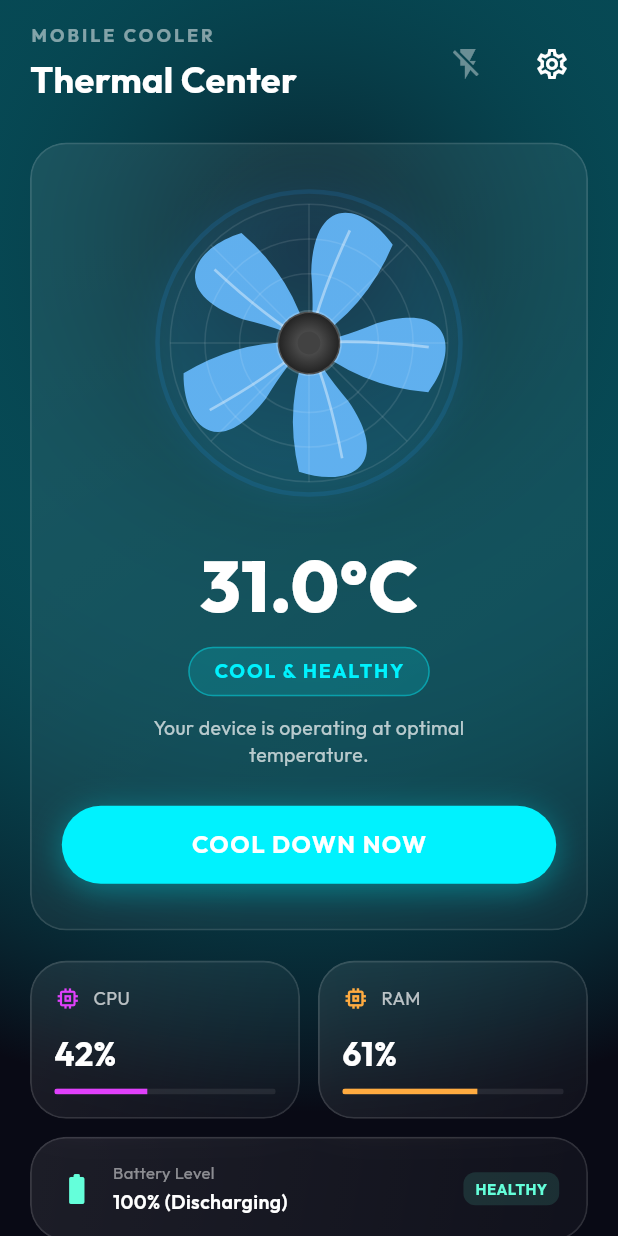
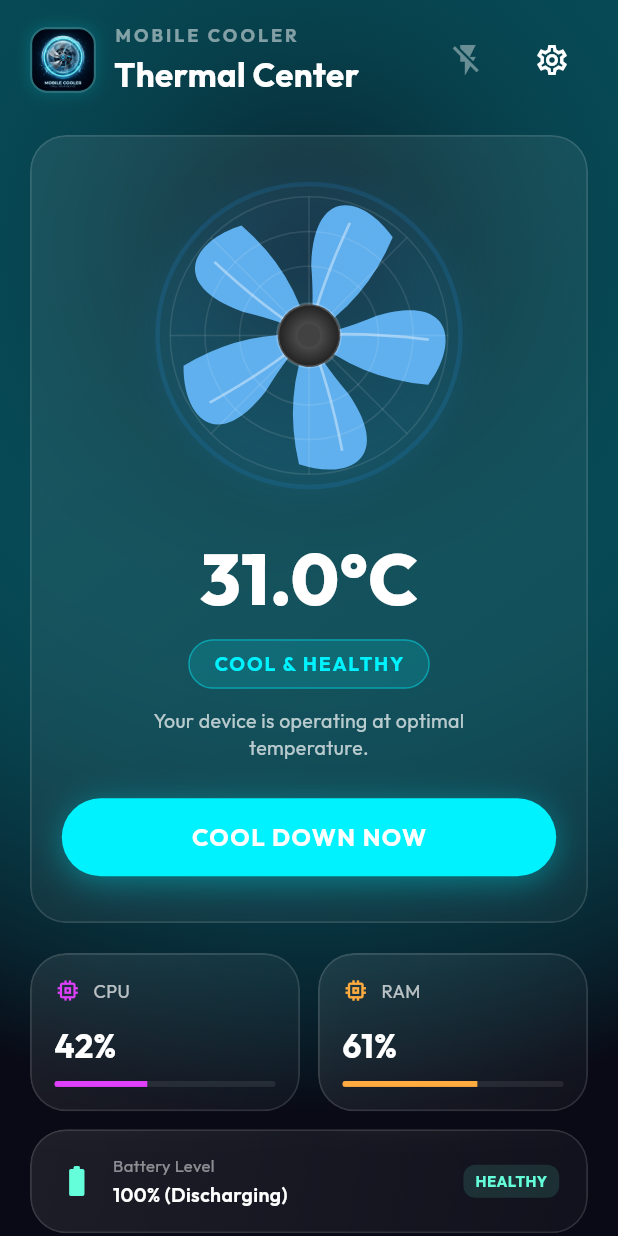
Before and after one commit to levisbarua/mobile-cooler, a Flutter app: the screen it shows after launch, on a phone screen of 412 x 824 dp. Run offline on Flutter 3.47's test engine with Material 3 defaults, Android fonts, the phone set to English and light mode, and no system bars; our stand-ins replace battery_plus, google_fonts, package_info_plus; missing offline and left inert: screen_brightness; network calls fail.

Commit message:
feat: integrate glassmorphic logo in dashboard header

```diff
--- a/lib/screens/dashboard_screen.dart
+++ b/lib/screens/dashboard_screen.dart
@@ -64,6 +64,35 @@ class DashboardScreen extends StatelessWidget {
                     Row(
                       mainAxisAlignment: MainAxisAlignment.spaceBetween,
                       children: [
+                        Row(
+                          children: [
+                            // Glassmorphic App Logo
+                            Container(
+                              width: 44,
+                              height: 44,
+                              decoration: BoxDecoration(
+                                borderRadius: BorderRadius.circular(12),
+                                border: Border.all(
+                                  color: Colors.white.withOpacity(0.15),
+                                  width: 1.5,
+                                ),
+                                boxShadow: [
+                                  BoxShadow(
+                                    color: const Color(0xFF00F2FE).withOpacity(0.15),
+                                    blurRadius: 8,
+                                    spreadRadius: 1,
+                                  ),
+                                ],
+                              ),
+                              child: ClipRRect(
+                                borderRadius: BorderRadius.circular(10),
+                                child: Image.asset(
+                                  'assets/logo.png',
+                                  fit: BoxFit.cover,
+                                ),
+                              ),
+                            ),
+                            const SizedBox(width: 12),
                             Column(
                               crossAxisAlignment: CrossAxisAlignment.start,
                               children: [
@@ -76,14 +105,16 @@ class DashboardScreen extends StatelessWidget {
                                     letterSpacing: 2.0,
                                   ),
                                 ),
-                            const SizedBox(height: 4),
+                                const SizedBox(height: 2),
                                 Text(
                                   'Thermal Center',
                                   style: GoogleFonts.outfit(
                                     color: Colors.white,
-                                fontSize: 24,
+                                    fontSize: 22,
                                     fontWeight: FontWeight.w700,
                                   ),
+                                ),
+                              ],
                             ),
                           ],
                         ),
--- a/pubspec.yaml
+++ b/pubspec.yaml
@@ -68,9 +68,8 @@ flutter:
   uses-material-design: true
 
   # To add assets to your application, add an assets section, like this:
-  # assets:
-  #   - images/a_dot_burr.jpeg
-  #   - images/a_dot_ham.jpeg
+  assets:
+    - assets/logo.png
 
   # An image asset can refer to one or more resolution-specific "variants", see
   # https://flutter.dev/to/resolution-aware-images
```
Also changed, not shown: assets/logo.png (added). Lines whose indentation alone changed are shown as unchanged.
